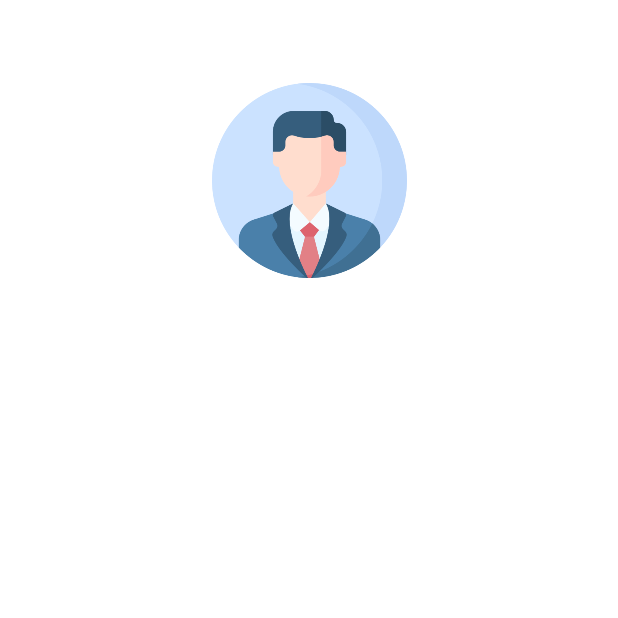
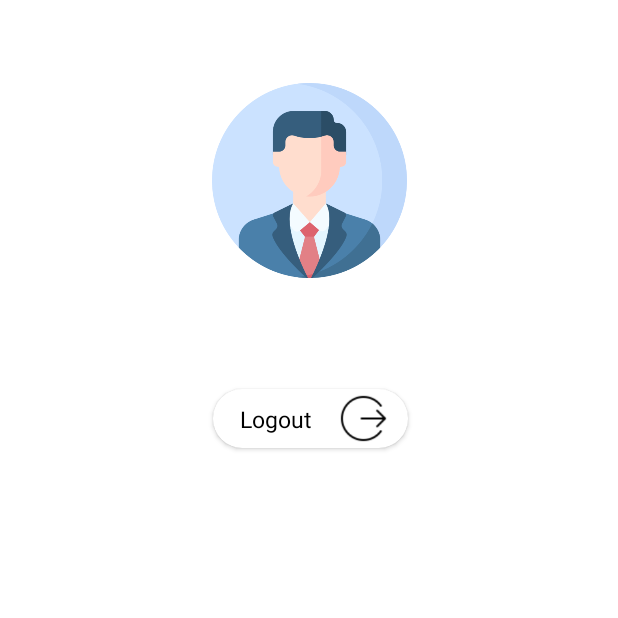
Before and after one commit to vagabon-09/E-club, an Android app: the ProfileActivity screen opened directly, with no data from a screen before it, on a phone screen of 412 x 824 dp, the top half of it. Run offline under Robolectric (Android 15) with nearby library versions, the light colour scheme and no system bars; our stand-ins replace Firebase (no records; nobody signed in at launch, a user with empty details on screens opened directly), sdp/ssp sizes; 2 statements that could not run were skipped.

```diff
--- a/app/src/main/java/com/championclub_balirmath/com/Activity/ProfileActivity.java
+++ b/app/src/main/java/com/championclub_balirmath/com/Activity/ProfileActivity.java
@@ -3,7 +3,9 @@ package com.championclub_balirmath.com.Activity;
 import androidx.annotation.NonNull;
 import androidx.appcompat.app.AppCompatActivity;
 
+import android.content.Intent;
 import android.os.Bundle;
+import android.view.View;
 import android.widget.Toast;
 
 import com.championclub_balirmath.com.Model.ProfileModel;
@@ -21,7 +23,7 @@ public class ProfileActivity extends AppCompatActivity {
     ActivityProfileBinding binding;
     private FirebaseAuth mAuth;
     private DatabaseReference reference;
-    private String name;
+
 
     @Override
     protected void onCreate(Bundle savedInstanceState) {
@@ -31,6 +33,15 @@ public class ProfileActivity extends AppCompatActivity {
         mAuth = FirebaseAuth.getInstance();
         FirebaseDatabase database = FirebaseDatabase.getInstance();
         reference = database.getReference();
+        binding.logoutCardId.setOnClickListener(new View.OnClickListener() {
+            @Override
+            public void onClick(View v) {
+                mAuth.signOut();
+                Intent intent = new Intent(ProfileActivity.this,LoginActivity.class);
+                startActivity(intent);
+                finish();
+            }
+        });
         fetchData();
     }
 
@@ -39,11 +50,14 @@ public class ProfileActivity extends AppCompatActivity {
         reference.child("Users").child(Objects.requireNonNull(mAuth.getUid())).addListenerForSingleValueEvent(new ValueEventListener() {
             @Override
             public void onDataChange(@NonNull DataSnapshot snapshot) {
-                Toast.makeText(ProfileActivity.this, snapshot.toString(), Toast.LENGTH_SHORT).show();
                 ProfileModel model = snapshot.getValue(ProfileModel.class);
                 assert model != null;
+                String name;
+                String email;
                 name = model.getUserName();
+                email = model.getUserEmail();
                 binding.ProfileUserNameId.setText(name);
+                binding.ProfileEmailId.setText(email);
 
             }
 
--- a/app/src/main/res/drawable/input_field_background.xml
+++ b/app/src/main/res/drawable/input_field_background.xml
@@ -3,7 +3,7 @@
 
     <item android:state_enabled="true" android:state_focused="true">
         <shape android:shape="rectangle">
-            <stroke android:width="2dp" android:color="@color/input_stoke" />
+            <stroke android:width="2dp" android:color="@color/green_deep_color" />
             <solid android:color="@color/white" />
             <corners android:radius="15dp" />
         </shape>
--- a/app/src/main/res/layout/activity_profile.xml
+++ b/app/src/main/res/layout/activity_profile.xml
@@ -31,4 +31,52 @@
         app:layout_constraintStart_toStartOf="@+id/ProfileImageId"
         app:layout_constraintTop_toBottomOf="@+id/ProfileImageId" />
 
+    <TextView
+        android:id="@+id/ProfileEmailId"
+        android:layout_width="wrap_content"
+        android:layout_height="wrap_content"
+        android:fontFamily="@font/exo2"
+        android:text=""
+        app:layout_constraintEnd_toEndOf="@+id/ProfileUserNameId"
+        app:layout_constraintStart_toStartOf="@+id/ProfileUserNameId"
+        app:layout_constraintTop_toBottomOf="@+id/ProfileUserNameId" />
+
+    <androidx.cardview.widget.CardView
+        android:layout_width="@dimen/_100sdp"
+        android:layout_height="@dimen/_30sdp"
+        android:layout_marginTop="@dimen/_10sdp"
+        app:cardCornerRadius="@dimen/_15sdp"
+        app:layout_constraintEnd_toEndOf="@+id/ProfileEmailId"
+        app:layout_constraintStart_toStartOf="@+id/ProfileEmailId"
+        app:layout_constraintTop_toBottomOf="@+id/ProfileEmailId">
+
+        <androidx.constraintlayout.widget.ConstraintLayout
+            android:id="@+id/logoutCardId"
+            android:layout_width="match_parent"
+            android:layout_height="match_parent">
+
+            <ImageView
+                android:id="@+id/logoutId"
+                android:layout_width="@dimen/_25sdp"
+                android:layout_height="@dimen/_25sdp"
+                android:layout_marginEnd="@dimen/_10sdp"
+                android:src="@drawable/log_out"
+                app:layout_constraintBottom_toBottomOf="parent"
+                app:layout_constraintEnd_toEndOf="parent"
+                app:layout_constraintTop_toTopOf="parent" />
+
+            <TextView
+                android:id="@+id/textView10"
+                android:layout_width="wrap_content"
+                android:layout_height="wrap_content"
+                android:text="Logout"
+                android:textColor="@color/black"
+                android:textSize="@dimen/_12sdp"
+                app:layout_constraintBottom_toBottomOf="parent"
+                app:layout_constraintEnd_toStartOf="@+id/logoutId"
+                app:layout_constraintStart_toStartOf="parent"
+                app:layout_constraintTop_toTopOf="parent" />
+        </androidx.constraintlayout.widget.ConstraintLayout>
+    </androidx.cardview.widget.CardView>
+
 </androidx.constraintlayout.widget.ConstraintLayout>
--- a/app/src/main/res/layout/toolbar.xml
+++ b/app/src/main/res/layout/toolbar.xml
@@ -3,7 +3,8 @@
     xmlns:app="http://schemas.android.com/apk/res-auto"
     android:layout_width="match_parent"
     android:background="@color/white"
-    android:layout_height="@dimen/_50sdp">
+    android:id="@+id/toolbar"
+    android:layout_height="?attr/actionBarSize">
 
     <ImageView
         android:id="@+id/arrow_back_id"
--- a/app/src/main/res/values/colors.xml
+++ b/app/src/main/res/values/colors.xml
@@ -20,6 +20,8 @@
     <color name="red">#ED2222</color>
     <color name="deep_green">#18634D</color>
     <color name="type_back_color">#DBDBDB</color>
+    <color name="green_deep_color">#07A978</color>
+
 
 
 </resources>
--- a/app/src/main/res/values/strings.xml
+++ b/app/src/main/res/values/strings.xml
@@ -34,4 +34,5 @@
     <string name="typing">Typing....</string>
     <string name="profile">Profle</string>
     <string name="user_name">User Name</string>
+    <string name="chatting_edit_text">Enter new message...</string>
 </resources>
```
Also changed, not shown: app/src/main/java/com/championclub_balirmath/com/Activity/ChattingActivity.java (+14 -3 lines), app/src/main/res/drawable/back_arrow.xml (added, +9 -0 lines), app/src/main/res/layout/activity_chatting.xml (+78 -29 lines), app/src/main/res/drawable-v24/log_out.png (added), app/src/main/res/drawable-v24/right_send_white_512.png (added), app/src/main/res/drawable/log_out.png (added), app/src/main/res/drawable/right_send_white_512.png (added).
